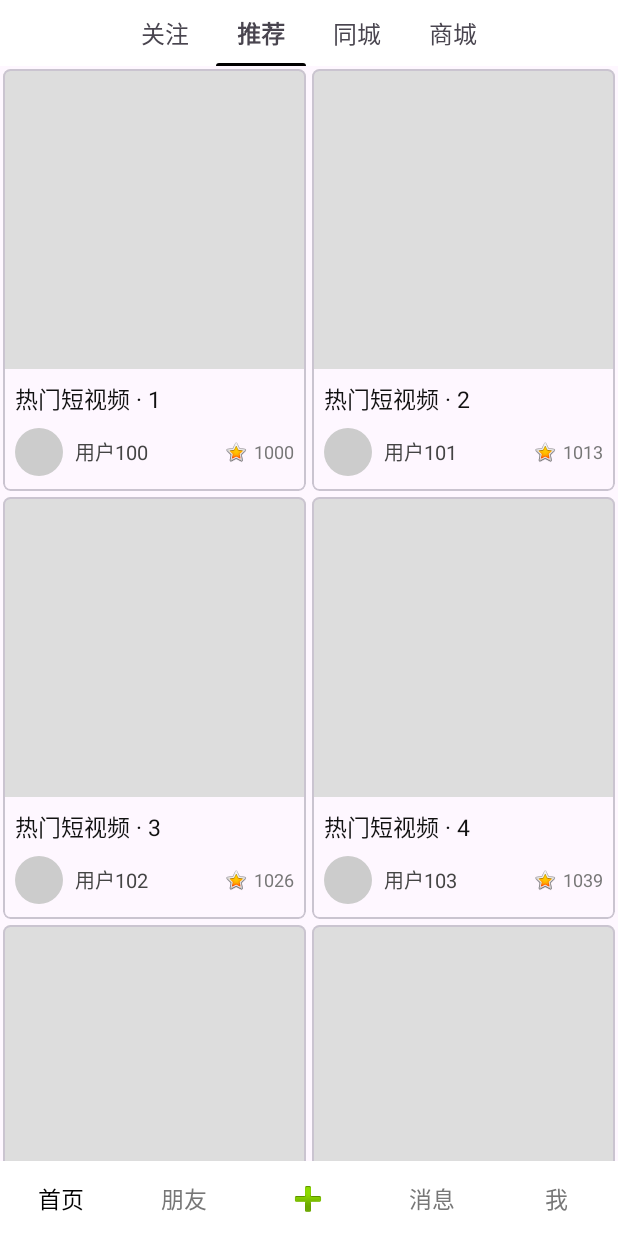
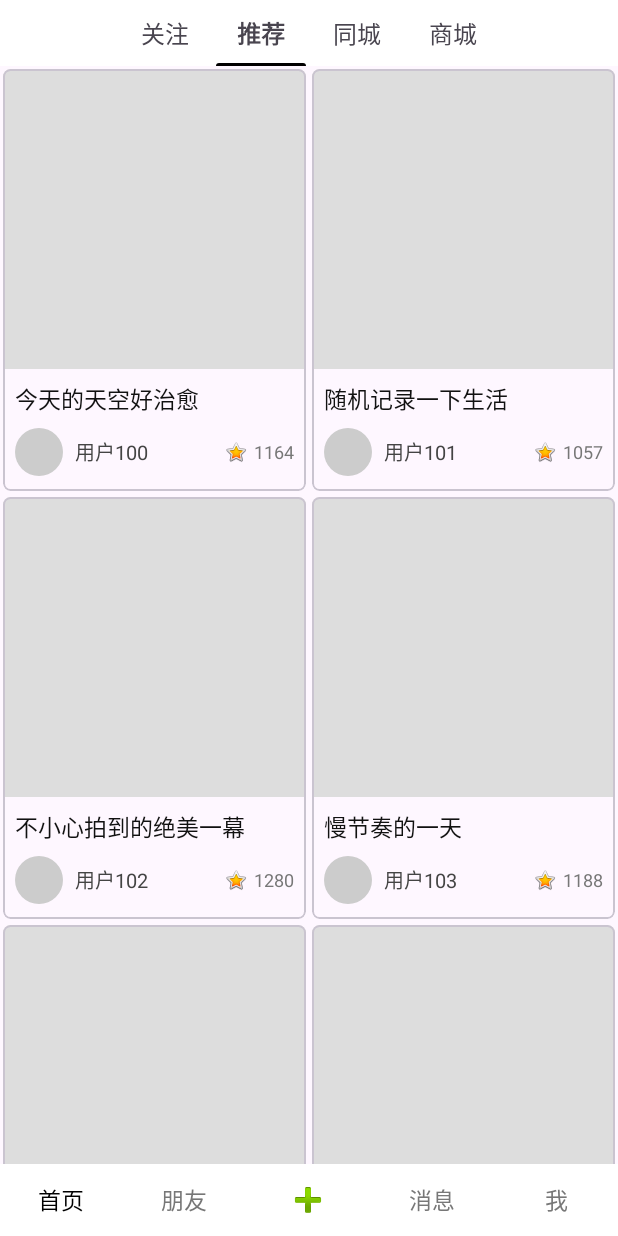
Before and after one commit to susuLily61/TiktokDemo, an Android app: the screen it shows after launch (MainActivity), tab 2 chosen, on a phone screen of 412 x 824 dp. Run offline under Robolectric (Android 15) with nearby library versions, the phone set to English and light mode, and no system bars; pictures from the network do not load.

Commit message:
视频内流(修复下滑3个就卡退现象）

```diff
--- a/app/src/main/java/com/BDhomework/tiktokdemo/data/MockFeedRepository.java
+++ b/app/src/main/java/com/BDhomework/tiktokdemo/data/MockFeedRepository.java
@@ -7,19 +7,44 @@ import java.util.ArrayList;
 import java.util.Arrays;
 import java.util.List;
 import java.util.Locale;
+import java.util.Random;
 import java.util.UUID;
 
 public class MockFeedRepository {
 
+    // 封面池（横图为主没关系，后面可以换成竖图）
     private static final List<String> COVER_POOL = Arrays.asList(
             "https://images.unsplash.com/photo-1507525428034-b723cf961d3e",
             "https://images.unsplash.com/photo-1500530855697-b586d89ba3ee",
             "https://images.unsplash.com/photo-1469474968028-56623f02e42e",
             "https://images.unsplash.com/photo-1501785888041-af3ef285b470",
             "https://images.unsplash.com/photo-1501004318641-b39e6451bec6",
-            "https://images.unsplash.com/photo-1489515217757-5fd1be406fef"
+            "https://images.unsplash.com/photo-1489515217757-5fd1be406fef",
+            "https://images.unsplash.com/photo-1518837695005-2083093ee35b",
+            "https://images.unsplash.com/photo-1487412720507-e7ab37603c6f"
     );
 
+    // 头像池
+    private static final List<String> AVATAR_POOL = Arrays.asList(
+            "https://images.unsplash.com/profile-1502680755645-4c502e91c95f",
+            "https://images.unsplash.com/profile-1520813792240-02dc0ae524b9",
+            "https://images.unsplash.com/profile-1441991229545-2de04c01423c",
+            "https://images.unsplash.com/profile-1544037971-3a3ec0c49b80"
+    );
+
+    // 标题池
+    private static final List<String> TITLE_POOL = Arrays.asList(
+            "今天的天空好治愈",
+            "随机记录一下生活",
+            "不小心拍到的绝美一幕",
+            "慢节奏的一天",
+            "这也太可爱了吧",
+            "开工前最后的摸鱼",
+            "通勤路上的小确幸",
+            "周末追光计划"
+    );
+
+    // 描述池
     private static final List<String> DESCRIPTION_POOL = Arrays.asList(
             "愿你有一双匡威，陪你走遍天涯 #匡威1970s @汤圆club",
             "夕阳下的海风刚刚好，下一站去哪里？",
@@ -29,23 +54,61 @@ public class MockFeedRepository {
             "记录下这一条街的老味道和新气息。"
     );
 
-    private static final String SAMPLE_VIDEO = "https://storage.googleapis.com/gtv-videos-bucket/sample/BigBuckBunny.mp4";
+    // 视频池（竖屏视频可以替换这里的 URL）
+    private static final List<String> VIDEO_POOL = Arrays.asList(
+            "https://tiktokdemo.oss-cn-qingdao.aliyuncs.com/tiktokedmo/02a39b9a5a7c672bf0e8353f9331f614.mp4",
+            "https://tiktokdemo.oss-cn-qingdao.aliyuncs.com/tiktokedmo/0550549dc67b9e580c1a97ce1666511a.mp4",
+            "https://tiktokdemo.oss-cn-qingdao.aliyuncs.com/tiktokedmo/0a3ca4e3cc7338a2b9f4e5bf83816164.mp4",
+            "https://tiktokdemo.oss-cn-qingdao.aliyuncs.com/tiktokedmo/0fdfc2141cec956c55e14f82781ec229.mp4",
+            "https://tiktokdemo.oss-cn-qingdao.aliyuncs.com/tiktokedmo/17944fc44775f6ee9a7973b55235faa6.mp4",
+            "https://tiktokdemo.oss-cn-qingdao.aliyuncs.com/tiktokedmo/4271df520269483b57ec84e33e7bd785.mp4",
+            "https://tiktokdemo.oss-cn-qingdao.aliyuncs.com/tiktokedmo/5159205ef8d9483d7e6a0dc0266affc1.mp4",
+            "https://tiktokdemo.oss-cn-qingdao.aliyuncs.com/tiktokedmo/6179fdf874dfae707a064f2223686a4e.mp4",
+            "https://tiktokdemo.oss-cn-qingdao.aliyuncs.com/tiktokedmo/631425c1c1ae5fbbdfa44f11ca4d21e3.mp4",
+            "https://tiktokdemo.oss-cn-qingdao.aliyuncs.com/tiktokedmo/674b377036d6b9873aed6c56b44ff05e.mp4",
+            "https://tiktokdemo.oss-cn-qingdao.aliyuncs.com/tiktokedmo/7018ba37fd3fbea1812c90e1a6dfbe4f.mp4",
+            "https://tiktokdemo.oss-cn-qingdao.aliyuncs.com/tiktokedmo/aeedaef1ff57b32de1d344317140bc6f.mp4",
+            "https://tiktokdemo.oss-cn-qingdao.aliyuncs.com/tiktokedmo/c06ca83c7d3790634b6de3e31c4e1101.mp4",
+            "https://tiktokdemo.oss-cn-qingdao.aliyuncs.com/tiktokedmo/c52226a5b3035077d6a87c89dc638696.mp4",
+            "https://tiktokdemo.oss-cn-qingdao.aliyuncs.com/tiktokedmo/eb27f011f20c2d5001c61d700e7e21c4.mp4"
+    );
+
+    private static final Random RANDOM = new Random();
 
     public List<FeedItem> loadFeed(int page) {
         List<FeedItem> list = new ArrayList<>();
         for (int i = 0; i < 10; i++) {
             String id = UUID.randomUUID().toString();
-            String title = String.format(Locale.CHINA, "热门短视频 · %d", (page * 10) + i + 1);
-            String author = "用户" + ((page * 10) + i + 100);
-            String cover = COVER_POOL.get(i % COVER_POOL.size()) + "?auto=format&fit=crop&w=800&q=80";
-            int likes = 1000 + (page * 37) + i * 13;
+
+            // 标题
+            String title = TITLE_POOL.get((page * 10 + i) % TITLE_POOL.size());
+
+            // 作者昵称
+            String author = String.format(Locale.CHINA, "用户%d", (page * 10) + i + 100);
+
+            // 头像 / 封面 / 视频 从各自池子里轮询或随机取一个
+            String avatar = AVATAR_POOL.get(RANDOM.nextInt(AVATAR_POOL.size()));
+            String cover = COVER_POOL.get((page * 10 + i) % COVER_POOL.size())
+                    + "?auto=format&fit=crop&w=800&q=80";
+            String videoUrl = VIDEO_POOL.get((page * 10 + i) % VIDEO_POOL.size());
+
+            // 描述
             String description = DESCRIPTION_POOL.get(i % DESCRIPTION_POOL.size());
-            list.add(new FeedItem(id, title, author,
-                    "https://images.unsplash.com/profile-1502680755645-4c502e91c95f",
+
+            // 点赞数
+            int likes = 1000 + (page * 37) + i * 13 + RANDOM.nextInt(500);
+
+            // 注意这里的参数要和 FeedItem 构造函数一一对应
+            list.add(new FeedItem(
+                    id,
+                    title,
+                    author,
+                    avatar,
                     cover,
-                    SAMPLE_VIDEO,
+                    videoUrl,
                     likes,
-                    description));
+                    description
+            ));
         }
         return list;
     }
--- a/app/src/main/java/com/BDhomework/tiktokdemo/player/VideoFeedFragment.java
+++ b/app/src/main/java/com/BDhomework/tiktokdemo/player/VideoFeedFragment.java
@@ -83,7 +83,8 @@ public class VideoFeedFragment extends Fragment {
     @Override
     public void onDestroy() {
         super.onDestroy();
-        playerManager.release();
+        // 临时先不要彻底释放播放器
+        //playerManager.release();
     }
 
     private void handlePageSelected(int position) {
--- /dev/null
+++ b/app/src/main/res/drawable/video_placeholder.xml
@@ -0,0 +1,4 @@
+<?xml version="1.0" encoding="utf-8"?>
+<selector xmlns:android="http://schemas.android.com/apk/res/android">
+
+</selector>
--- a/app/src/main/res/layout/activity_main.xml
+++ b/app/src/main/res/layout/activity_main.xml
@@ -12,7 +12,7 @@
     <LinearLayout
         android:id="@+id/bottom_bar"
         android:layout_width="match_parent"
-        android:layout_height="50dp"
+        android:layout_height="48dp"
         android:layout_gravity="bottom"
         android:gravity="center"
         android:orientation="horizontal"
```
Also changed, not shown: app/src/main/AndroidManifest.xml (+11 -1 lines), app/src/main/java/com/BDhomework/tiktokdemo/comment/CommentBottomSheetDialog.java (+55 -10 lines), app/src/main/java/com/BDhomework/tiktokdemo/player/VideoPageFragment.java (+23 -2 lines), app/src/main/res/layout/fragment_comment_sheet.xml (+11 -3 lines), app/src/main/res/layout/fragment_video_page.xml (+7 -0 lines).
